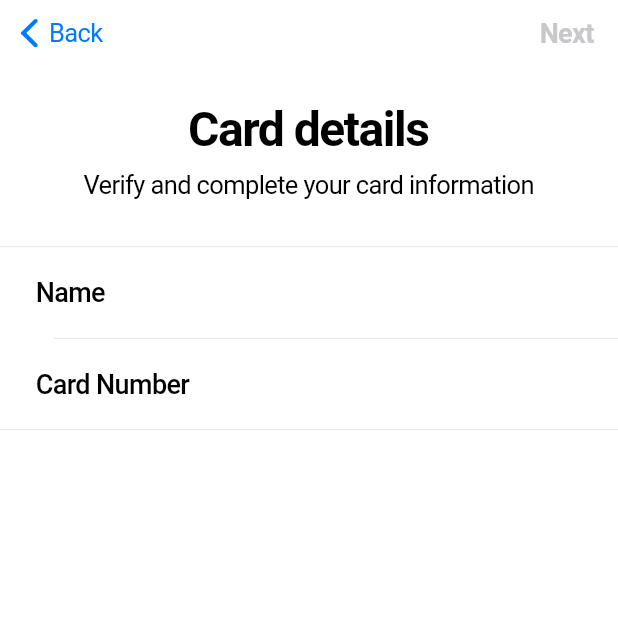
After one commit to amha/my_ios_app, a Flutter app: the CardFormStep1 screen opened directly, on a phone screen of 412 x 824 dp, the top half of it. The commit adds this screen. Run offline on Flutter 3.47's test engine with Material 2 defaults, Android fonts, the phone set to English and light mode, and no system bars; our stand-ins replace carousel_slider.

Commit message:
Updated 'add card' user flow: added form that's capturing user name and card number with simple validation. Began implementing expiration date and security code form fields.

```diff
--- a/lib/resources/styles.dart
+++ b/lib/resources/styles.dart
@@ -17,4 +17,26 @@ abstract class Styles {
   static Border navBarBorder(CupertinoThemeData themeData) {
     return Border.all(width: 0.0, color: CupertinoColors.systemGrey6);
   }
+
+  static Color navBarBackgroundLight(CupertinoThemeData themeData) {
+    return CupertinoColors.white;
+  }
+
+  static TextStyle formLabel(CupertinoThemeData themeData) {
+    return TextStyle(fontSize: 18, fontWeight: FontWeight.w500);
+  }
+
+  static TextStyle disabledNavigationText(CupertinoThemeData themeData) {
+    return TextStyle(
+        fontSize: 18,
+        fontWeight: FontWeight.w600,
+        color: CupertinoColors.systemGrey3);
+  }
+
+  static TextStyle enabledNavigationText(CupertinoThemeData themeData) {
+    return TextStyle(
+        fontSize: 18,
+        fontWeight: FontWeight.w600,
+        color: CupertinoColors.systemPink);
+  }
 }
--- /dev/null
+++ b/lib/views/wallet/add_card_form_step_1.dart
@@ -0,0 +1,149 @@
+// Copyright 2021 Amha Mogus. All rights reserved.
+// Use of this source code is governed by the MIT license that can be found
+// in the LICENSE file.
+
+import 'package:flutter/cupertino.dart';
+import 'package:flutter/material.dart';
+import 'package:my_ios_app/resources/styles.dart';
+import 'package:my_ios_app/resources/wallet_components.dart';
+
+import 'add_card_form_step_2.dart';
+
+class CardFormStep1 extends StatefulWidget {
+  @override
+  State<StatefulWidget> createState() {
+    return _CardFormStep1State();
+  }
+}
+
+class _CardFormStep1State extends State<CardFormStep1> {
+  TextEditingController _userNameController = TextEditingController();
+  TextEditingController _cardNumberController = TextEditingController();
+
+  bool isUserNameValid = false;
+  bool isCardNumberValid = false;
+
+  @override
+  void initState() {
+    super.initState();
+    _userNameController.addListener(formValidator);
+    _cardNumberController.addListener(cardValidator);
+  }
+
+  @override
+  void dispose() {
+    _userNameController.dispose();
+    _cardNumberController.dispose();
+    super.dispose();
+  }
+
+  @override
+  Widget build(BuildContext context) {
+    final themeData = CupertinoTheme.of(context);
+
+    return CupertinoPageScaffold(
+        navigationBar: CupertinoNavigationBar(
+            backgroundColor: Styles.navBarBackgroundLight(themeData),
+            border: Styles.navBarBorder(themeData),
+            automaticallyImplyLeading: true,
+            previousPageTitle: 'Back',
+            trailing: GestureDetector(
+                onTap: () {
+                  if (isCardNumberValid) {
+                    Navigator.of(context).push(CupertinoPageRoute(
+                        builder: (context) => CardFormStep2()));
+                  }
+                },
+                child: Text('Next',
+                    style: isCardNumberValid
+                        ? Styles.enabledNavigationText(themeData)
+                        : Styles.disabledNavigationText(themeData)))),
+        child: Container(
+          width: MediaQuery.of(context).size.width,
+          child: Column(
+              crossAxisAlignment: CrossAxisAlignment.center,
+              children: <Widget>[
+                formHeader('$title', '$description'),
+                Divider(height: 1, thickness: .5),
+                Container(
+                  height: 60,
+                  child: Row(
+                    children: <Widget>[
+                      Expanded(
+                          flex: 2,
+                          child: Padding(
+                            padding: const EdgeInsets.symmetric(horizontal: 24),
+                            child: Text('Name',
+                                style: Styles.formLabel(themeData)),
+                          )),
+                      Expanded(
+                        flex: 3,
+                        child: CupertinoTextField(
+                            decoration: BoxDecoration(
+                              border: Border.all(
+                                  width: 0.0, color: const Color(0xFFFFFFFF)),
+                            ),
+                            autofocus: false,
+                            controller: _userNameController,
+                            clearButtonMode: OverlayVisibilityMode.editing,
+                            textInputAction: TextInputAction.next,
+                            keyboardType: TextInputType.text),
+                      ),
+                    ],
+                  ),
+                ),
+                Divider(height: 1, thickness: .5, indent: 36),
+                Container(
+                  height: 60,
+                  child: Row(
+                    children: <Widget>[
+                      Expanded(
+                          flex: 2,
+                          child: Padding(
+                            padding: const EdgeInsets.symmetric(horizontal: 24),
+                            child: Text('Card Number',
+                                style: Styles.formLabel(themeData)),
+                          )),
+                      Expanded(
+                          flex: 3,
+                          child: CupertinoTextField(
+                              decoration: BoxDecoration(
+                                border: Border.all(
+                                    width: 0.0, color: const Color(0xFFFFFFFF)),
+                              ),
+                              autofocus: false,
+                              controller: _cardNumberController,
+                              textInputAction: TextInputAction.next,
+                              keyboardType: TextInputType.number)),
+                    ],
+                  ),
+                ),
+                Divider(height: 1, thickness: .5),
+              ]),
+        ));
+  }
+
+  void formValidator() {
+    String input = _userNameController.text;
+    RegExp reggie = RegExp(r'[0-9]');
+    if (input.length > 5 && !reggie.hasMatch(input)) {
+      print('name passed');
+    }
+  }
+
+  void cardValidator() {
+    String input = _cardNumberController.text;
+    if (input.length > 5) {
+      setState(() {
+        isCardNumberValid = true;
+      });
+    } else {
+      setState(() {
+        isCardNumberValid = false;
+      });
+    }
+  }
+
+  final String title = 'Card details';
+  final String description = 'Verify and complete your card information';
+}
--- a/pubspec.yaml
+++ b/pubspec.yaml
@@ -45,3 +45,4 @@ flutter:
     - assets/wallet/card_two.png
     - assets/shopping_action.png
     - assets/wallet_action.png
+    - assets/wallet/add_card_promo.png
```
Also changed, not shown: lib/views/wallet/add_card_form_step_2.dart (added, +133 -0 lines), lib/views/wallet/add_card_terms.dart (+25 -11 lines), assets/wallet/add_card_promo.png (added), 2 other files.
